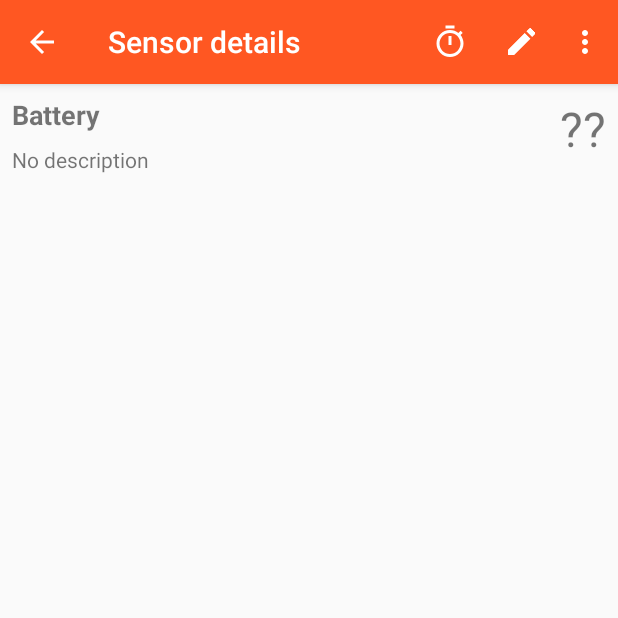
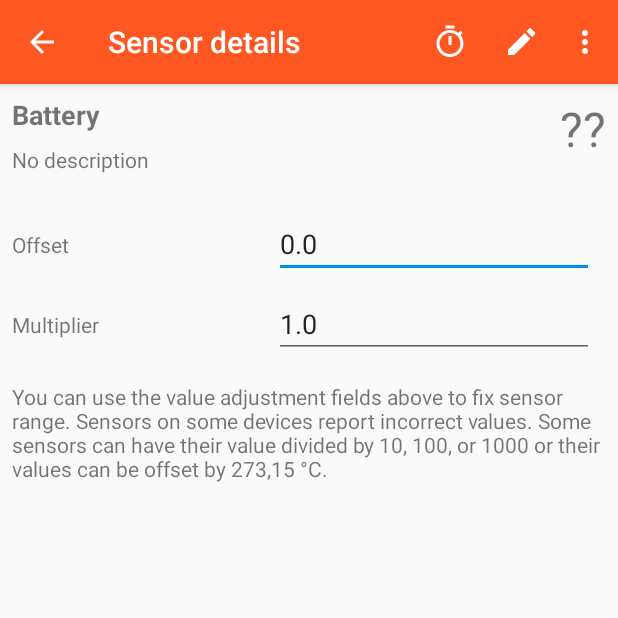
Before and after one commit to butorinsasha/jiwopene-temperature-android, an Android app: the screen it shows after launch (SensorActivity), after a tap on "Battery", on a phone screen of 412 x 824 dp, the top half of it. Run offline under Robolectric (Android 15) with nearby library versions, the phone set to English and light mode, and no system bars.

Commit message:
Make manual sensor range correction possible

```diff
--- a/app/src/main/java/com/gmail/jiwopene/temperature/SensorActivity.java
+++ b/app/src/main/java/com/gmail/jiwopene/temperature/SensorActivity.java
@@ -29,13 +29,15 @@ import android.os.Bundle;
 import android.os.Handler;
 import android.support.v7.app.ActionBar;
 import android.support.v7.app.AppCompatActivity;
+import android.text.Editable;
+import android.text.TextWatcher;
 import android.view.Menu;
 import android.view.MenuItem;
 import android.widget.EditText;
 import android.widget.TextView;
 import android.widget.Toast;
-
 import com.gmail.jiwopene.temperature.sensors.Sensor;
+import com.gmail.jiwopene.temperature.sensors.SensorAdjustment;
 import com.gmail.jiwopene.temperature.sensors.SensorStorage;
 
 import java.util.Locale;
@@ -49,6 +51,8 @@ public class SensorActivity extends AppCompatActivity {
     private TextView tv_name;
     private TextView tv_description;
     private TextView tv_temperature;
+    private EditText et_offset;
+    private EditText et_multiplier;
     private IntervalSubmenu intervalSubmenu;
 
     @Override
@@ -76,8 +80,36 @@ public class SensorActivity extends AppCompatActivity {
             this.tv_name = findViewById(R.id.name);
             this.tv_description = findViewById(R.id.description);
             this.tv_temperature = findViewById(R.id.temperature);
-        }
-        else {
+            this.et_offset = findViewById(R.id.offset);
+            this.et_multiplier = findViewById(R.id.multiplier);
+
+            TextWatcher onAdjustmentFieldEdit = new TextWatcher() {
+                @Override
+                public void beforeTextChanged(CharSequence charSequence, int i, int i1, int i2) {
+                }
+
+                @Override
+                public void onTextChanged(CharSequence charSequence, int i, int i1, int i2) {
+                }
+
+                @Override
+                public void afterTextChanged(Editable editable) {
+                    try {
+                        float newOffset = Float.parseFloat(String.valueOf(et_offset.getText()));
+                        float newMultiplier = Float.parseFloat(String.valueOf(et_multiplier.getText()));
+
+                        storage.setSensorAdjustment(sensor.getIdentifier(), new SensorAdjustment(newOffset, newMultiplier));
+
+                        update();
+                    } catch (NumberFormatException e) {
+                        // Do nothing
+                    }
+                }
+            };
+
+            et_offset.addTextChangedListener(onAdjustmentFieldEdit);
+            et_multiplier.addTextChangedListener(onAdjustmentFieldEdit);
+        } else {
             TextView message = new TextView(this);
             message.setText(R.string.sensor_not_found);
             setContentView(message);
@@ -104,6 +136,10 @@ public class SensorActivity extends AppCompatActivity {
     protected void onResume() {
         super.onResume();
         updateTimerHandler.postDelayed(updateTimer, 0);
+
+        SensorAdjustment adjustment = storage.getSensorAdjustment(sensor.getIdentifier());
+        et_offset.setText(String.valueOf(adjustment.getOffset()));
+        et_multiplier.setText(String.valueOf(adjustment.getMultiplier()));
     }
 
     private void update() {
@@ -124,9 +160,9 @@ public class SensorActivity extends AppCompatActivity {
         }
 
         try {
-            tv_temperature.setText(String.format(Locale.getDefault(), "%.2f °C", sensor.getValue()));
-        }
-        catch (Exception e) {
+            SensorAdjustment adjustment = storage.getSensorAdjustment(sensor.getIdentifier());
+            tv_temperature.setText(String.format(Locale.getDefault(), "%.2f °C", adjustment.applyTo(sensor.getValue())));
+        } catch (Exception e) {
             tv_temperature.setText(R.string.no_temperature);
         }
     }
--- a/app/src/main/java/com/gmail/jiwopene/temperature/TemperatureLogActivity.java
+++ b/app/src/main/java/com/gmail/jiwopene/temperature/TemperatureLogActivity.java
@@ -45,6 +45,7 @@ import android.view.View;
 import android.view.ViewGroup;
 import android.widget.*;
 import com.gmail.jiwopene.temperature.sensors.Sensor;
+import com.gmail.jiwopene.temperature.sensors.SensorAdjustment;
 import com.gmail.jiwopene.temperature.sensors.SensorStorage;
 
 import java.io.*;
@@ -880,6 +881,8 @@ public class TemperatureLogActivity extends AppCompatActivity implements Adapter
             }
             ((TemperatureLogRecordView) view).setCurrentTemp(((TemperatureLog.Record) getItem(i)).getTemp());
 
+            ((TemperatureLogRecordView) view).setAdjustment(storage.getSensorAdjustment(((TemperatureLog.Record) getItem(i)).identifier));
+
             ((TemperatureLogRecordView) view).setDate(((TemperatureLog.Record) getItem(i)).getDate());
 
             ((TemperatureLogRecordView) view).setGapBefore(false);
@@ -927,6 +930,8 @@ public class TemperatureLogActivity extends AppCompatActivity implements Adapter
         private final View internalView;
         private double previousTemp;
         private double currentTemp;
+
+        private SensorAdjustment adjustment;
         private double nextTemp;
         private Date date;
         private boolean gapBefore = false;
@@ -1039,6 +1044,10 @@ public class TemperatureLogActivity extends AppCompatActivity implements Adapter
             invalidate();
         }
 
+        public void setAdjustment(SensorAdjustment adjustment) {
+            this.adjustment = adjustment;
+        }
+
         public void setDate(Date date) {
             this.date = date;
             updateText();
@@ -1060,7 +1069,12 @@ public class TemperatureLogActivity extends AppCompatActivity implements Adapter
             else date = DateFormat.getInstance().format(this.date);
 
             ((TextView)internalView.findViewById(R.id.date)).setText(date);
-            ((TextView)internalView.findViewById(R.id.temperature)).setText(String.format(Locale.getDefault(), "%.2f °C", this.currentTemp));
+
+            if (adjustment == null) {
+                ((TextView) internalView.findViewById(R.id.temperature)).setText("?? °C");
+            } else {
+                ((TextView) internalView.findViewById(R.id.temperature)).setText(String.format(Locale.getDefault(), "%.2f °C", adjustment.applyTo(this.currentTemp)));
+            }
         }
     }
 }
--- a/app/src/main/java/com/gmail/jiwopene/temperature/TemperaturesActivity.java
+++ b/app/src/main/java/com/gmail/jiwopene/temperature/TemperaturesActivity.java
@@ -39,6 +39,7 @@ import android.widget.ListView;
 import android.widget.TextView;
 
 import com.gmail.jiwopene.temperature.sensors.Sensor;
+import com.gmail.jiwopene.temperature.sensors.SensorAdjustment;
 import com.gmail.jiwopene.temperature.sensors.SensorStorage;
 
 import java.util.ArrayList;
@@ -285,7 +286,7 @@ public class TemperaturesActivity extends AppCompatActivity implements AdapterVi
             else
                 ((TextView)(view.findViewById(R.id.description))).setText(R.string.no_description);
             if (sensors[i].value != null)
-                ((TextView) (view.findViewById(R.id.temperature))).setText(String.format(Locale.getDefault(), "%.2f °C", sensors[i].value));
+                ((TextView) (view.findViewById(R.id.temperature))).setText(String.format(Locale.getDefault(), "%.2f °C", sensors[i].adjustment.applyTo(sensors[i].value)));
             else
                 ((TextView)(view.findViewById(R.id.temperature))).setText(R.string.no_temperature);
             if (sensors[i].hidden) {
@@ -322,6 +323,7 @@ public class TemperaturesActivity extends AppCompatActivity implements AdapterVi
             Boolean hidden;
             Sensor original;
             SensorStorage storage;
+            SensorAdjustment adjustment;
 
             void refresh() {
                 try {
@@ -337,6 +339,7 @@ public class TemperaturesActivity extends AppCompatActivity implements AdapterVi
                 catch (Exception ignored) {
                     value = null;
                 }
+                adjustment = storage.getSensorAdjustment(original.getIdentifier());
                 hidden = storage.isSensorHidden(original.getIdentifier());
             }
         }
--- /dev/null
+++ b/app/src/main/java/com/gmail/jiwopene/temperature/sensors/SensorAdjustment.java
@@ -0,0 +1,56 @@
+/*
+ * temperature-android
+ * Copyright (C) 2021  jiwopene
+ *
+ * This program is free software: you can redistribute it and/or modify
+ * it under the terms of the GNU General Public License as published by
+ * the Free Software Foundation, either version 3 of the License, or
+ * (at your option) any later version.
+ *
+ * This program is distributed in the hope that it will be useful,
+ * but WITHOUT ANY WARRANTY; without even the implied warranty of
+ * MERCHANTABILITY or FITNESS FOR A PARTICULAR PURPOSE.  See the
+ * GNU General Public License for more details.
+ *
+ * You should have received a copy of the GNU General Public License
+ * along with this program.  If not, see <http://www.gnu.org/licenses/>.
+ *
+ * jiwopene@gmail.com
+ * https://gitlab.com/jiwopene/temperature-android
+ */
+
+package com.gmail.jiwopene.temperature.sensors;
+
+public final class SensorAdjustment {
+    private float offset;
+    private float multiplier;
+
+    public float getOffset() {
+        return offset;
+    }
+
+    public void setOffset(float offset) {
+        this.offset = offset;
+    }
+
+    public float getMultiplier() {
+        return multiplier;
+    }
+
+    public void setMultiplier(float multiplier) {
+        this.multiplier = multiplier;
+    }
+
+    public SensorAdjustment(float offset, float multiplier) {
+        this.offset = offset;
+        this.multiplier = multiplier;
+    }
+
+    public double applyTo(double value) {
+        return value * multiplier + offset;
+    }
+
+    public static SensorAdjustment getDefault() {
+        return new SensorAdjustment(0, 1);
+    }
+}
--- a/app/src/main/java/com/gmail/jiwopene/temperature/sensors/SensorStorage.java
+++ b/app/src/main/java/com/gmail/jiwopene/temperature/sensors/SensorStorage.java
@@ -87,6 +87,19 @@ public final class SensorStorage {
             editor.remove(uri.toString());
         else
             editor.putString(uri.toString(), comment);
+        editor.apply();
+    }
+
+    public SensorAdjustment getSensorAdjustment(@NonNull Uri uri) {
+        return new SensorAdjustment(
+                prefs.getFloat("adj-o-" + uri.toString(), 0), prefs.getFloat("adj-m-" + uri.toString(), 1)
+        );
+    }
+
+    public void setSensorAdjustment(@NonNull Uri uri, @NonNull SensorAdjustment adjustment) {
+        SharedPreferences.Editor editor = prefs.edit();
+        editor.putFloat("adj-o-" + uri.toString(), adjustment.getOffset());
+        editor.putFloat("adj-m-" + uri.toString(), adjustment.getMultiplier());
         editor.apply();
     }
 
--- a/app/src/main/res/layout/activity_sensor.xml
+++ b/app/src/main/res/layout/activity_sensor.xml
@@ -66,4 +66,66 @@
         app:layout_constraintEnd_toEndOf="parent"
         app:layout_constraintTop_toTopOf="parent" />
 
+    <TextView
+        android:id="@+id/textView5"
+        android:layout_width="0dp"
+        android:layout_height="wrap_content"
+        android:layout_marginStart="8dp"
+        android:layout_marginLeft="8dp"
+        android:text="@string/offset"
+        app:layout_constraintBottom_toBottomOf="@+id/offset"
+        app:layout_constraintEnd_toStartOf="@+id/offset"
+        app:layout_constraintStart_toStartOf="parent"
+        app:layout_constraintTop_toTopOf="@+id/offset" />
+
+    <TextView
+        android:id="@+id/textView7"
+        android:layout_width="0dp"
+        android:layout_height="wrap_content"
+        android:layout_marginStart="8dp"
+        android:layout_marginLeft="8dp"
+        android:text="@string/multiplier"
+        app:layout_constraintBottom_toBottomOf="@+id/multiplier"
+        app:layout_constraintEnd_toStartOf="@+id/multiplier"
+        app:layout_constraintStart_toStartOf="parent"
+        app:layout_constraintTop_toTopOf="@+id/multiplier" />
+
+    <EditText
+        android:id="@+id/offset"
+        android:layout_width="wrap_content"
+        android:layout_height="wrap_content"
+        android:layout_marginTop="24dp"
+        android:layout_marginEnd="16dp"
+        android:layout_marginRight="16dp"
+        android:ems="10"
+        android:inputType="numberDecimal"
+        app:layout_constraintEnd_toEndOf="parent"
+        app:layout_constraintTop_toBottomOf="@+id/description" />
+
+    <EditText
+        android:id="@+id/multiplier"
+        android:layout_width="wrap_content"
+        android:layout_height="wrap_content"
+        android:layout_marginTop="8dp"
+        android:layout_marginEnd="16dp"
+        android:layout_marginRight="16dp"
+        android:ems="10"
+        android:inputType="numberDecimal"
+        app:layout_constraintEnd_toEndOf="parent"
+        app:layout_constraintTop_toBottomOf="@+id/offset" />
+
+    <TextView
+        android:id="@+id/textView8"
+        android:layout_width="0dp"
+        android:layout_height="wrap_content"
+        android:layout_marginStart="8dp"
+        android:layout_marginLeft="8dp"
+        android:layout_marginTop="16dp"
+        android:layout_marginEnd="8dp"
+        android:layout_marginRight="8dp"
+        android:text="@string/adjustment_info"
+        app:layout_constraintEnd_toEndOf="parent"
+        app:layout_constraintStart_toStartOf="parent"
+        app:layout_constraintTop_toBottomOf="@+id/multiplier" />
+
 </android.support.constraint.ConstraintLayout>
--- a/app/src/main/res/values/strings.xml
+++ b/app/src/main/res/values/strings.xml
@@ -105,4 +105,9 @@
     <string name="log_import_backup_finished">Import finished</string>
 
     <string name="deleted">Deleted</string>
+
+    <string name="offset">Offset</string>
+    <string name="multiplier">Multiplier</string>
+
+    <string name="adjustment_info">You can use the value adjustment fields above to fix sensor range. Sensors on some devices report incorrect values. Some sensors can have their value divided by 10, 100, or 1000 or their values can be offset by 273,15 °C.</string>
 </resources>
```
